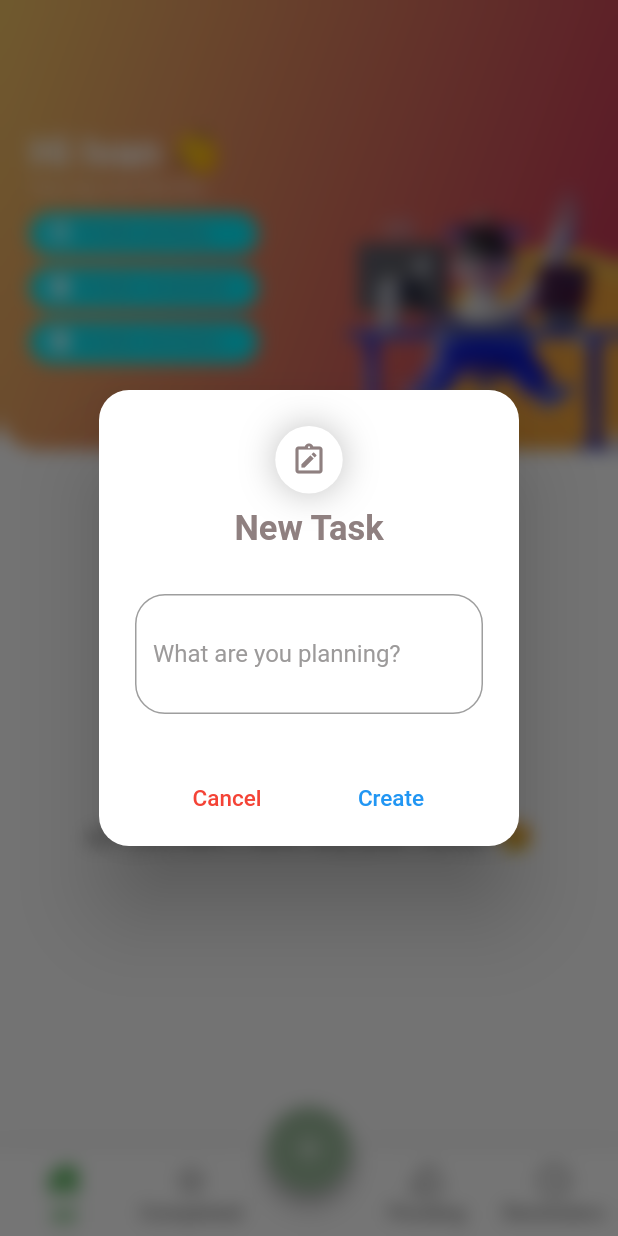
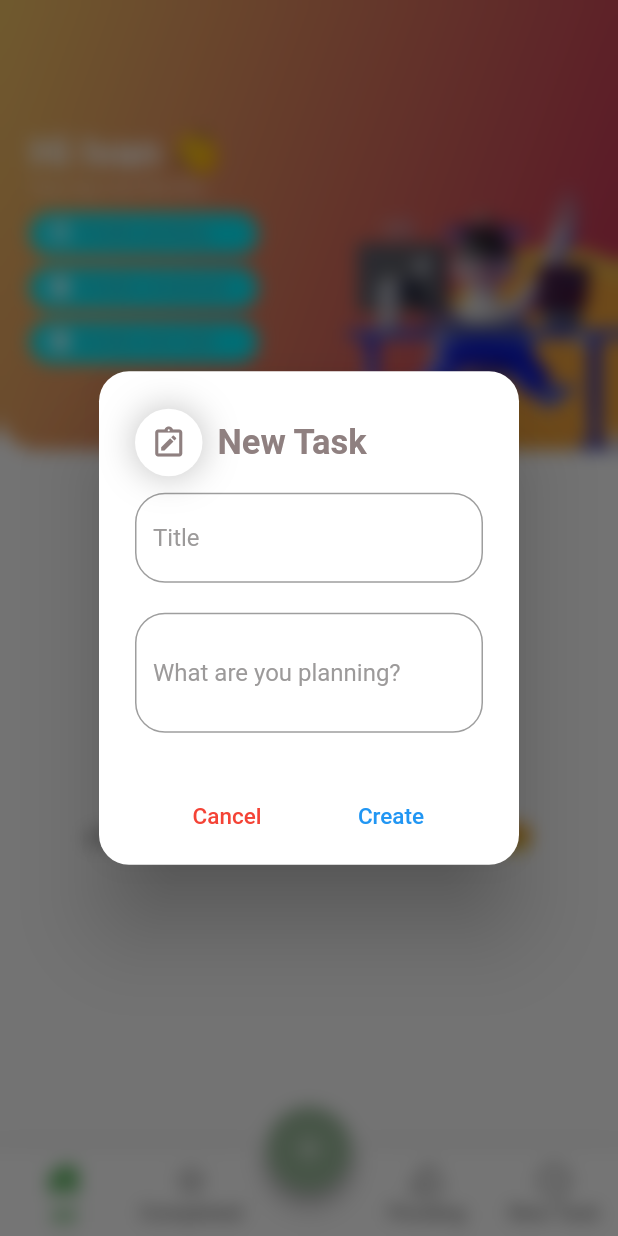
Before and after one commit to hitesh-IA/todo_app, a Flutter app: the screen it shows after launch, after a tap on the "add" icon, on a phone screen of 412 x 824 dp. Run offline on Flutter 3.47's test engine with Material 3 defaults, Android fonts, the phone set to English and light mode, and no system bars; drawn by our look-alikes of stylish_bottom_bar; our stand-ins replace flutter_riverpod, google_fonts, hive, hive_flutter; accounts and stored records are empty.

Commit message:
Message - Added Title Field in Todo Task - Again Added g.dart line in ignore file - change flutter.yaml file

```diff
--- a/lib/features/home/data/local/todos_repository_impl.dart
+++ b/lib/features/home/data/local/todos_repository_impl.dart
@@ -18,11 +18,13 @@ class TodosRepositoryImpl extends TodosRepository {
   }
 
   @override
-  Future<void> addTodo({required String description}) async {
+  Future<void> addTodo(
+      {required String title, required String description}) async {
     final box = await db;
     const uuid = Uuid();
     final newTodo = Todo(
       id: uuid.v4(),
+      taskTitle: title,
       descriptions: description,
       completed: false,
     );
--- a/lib/features/home/domain/models/todo.dart
+++ b/lib/features/home/domain/models/todo.dart
@@ -7,12 +7,15 @@ class Todo {
   @HiveField(0)
   final String id;
   @HiveField(1)
+  String taskTitle;
+  @HiveField(2)
   String descriptions;
-  @HiveField(2)
+  @HiveField(3)
   bool completed;
 
   Todo({
     required this.id,
+    required this.taskTitle,
     required this.descriptions,
     required this.completed,
   });
--- a/lib/features/home/domain/repository/todos_repository.dart
+++ b/lib/features/home/domain/repository/todos_repository.dart
@@ -2,7 +2,7 @@ import 'package:todo_app/features/home/domain/models/todo.dart';
 
 abstract class TodosRepository {
   Future<List<Todo>> getTodos();
-  Future<void> addTodo({required String description});
+  Future<void> addTodo({required String title, required String description});
   Future<void> deleteTodo(String id);
   Future<void> toggleTodo(String id);
 }
--- a/lib/features/home/presentation/provider/tasks_counter_provider.dart
+++ b/lib/features/home/presentation/provider/tasks_counter_provider.dart
@@ -17,7 +17,7 @@ final completedCounterProvider = Provider<int>(
   },
 );
 
-final remindersCounterProvider = Provider<int>(
+final newTaskCounterProvider = Provider<int>(
   (ref) {
     return 0;
   },
--- a/lib/features/home/presentation/provider/todos_provider.dart
+++ b/lib/features/home/presentation/provider/todos_provider.dart
@@ -3,7 +3,7 @@ import 'package:todo_app/features/home/domain/models/todo.dart';
 import 'package:todo_app/features/home/domain/repository/todos_repository.dart';
 import 'package:todo_app/features/home/presentation/provider/todos_repo_provider.dart';
 
-enum TodoFilter { all, completed, pending, reminders }
+enum TodoFilter { all, completed, pending, newtask }
 
 /// this provider for managing for current selected [TodoFilter].
 final selectedFilterTodoProvider = StateProvider<TodoFilter>(
@@ -24,8 +24,9 @@ class TodosNotifier extends StateNotifier<List<Todo>> {
   final TodosRepository todosRepository;
   TodosNotifier({required this.todosRepository}) : super([]);
 
-  Future<void> addTodo({required String description}) async {
-    await todosRepository.addTodo(description: description);
+  Future<void> addTodo(
+      {required String title, required String description}) async {
+    await todosRepository.addTodo(title: title, description: description);
     state = await todosRepository.getTodos();
   }
 
@@ -54,13 +55,19 @@ final filteredTodosProvider = Provider<List<Todo>>(
       TodoFilter.all => todos,
       TodoFilter.pending => todos.where((todo) => !todo.completed).toList(),
       TodoFilter.completed => todos.where((todo) => todo.completed).toList(),
-      TodoFilter.reminders => <Todo>[]
+      TodoFilter.newtask => <Todo>[]
     };
   },
 );
 
-final newTodoProvider = StateProvider<String>(
+final newTodoDescriptionProvider = StateProvider<String>(
   (ref) {
     return '';
   },
 );
+
+final newTodoTitleProvider = StateProvider<String>(
+  (ref) {
+    return '';
+  },
+);
--- a/lib/features/home/presentation/screen/home_screen.dart
+++ b/lib/features/home/presentation/screen/home_screen.dart
@@ -1,6 +1,9 @@
+import 'dart:ui';
+
 import 'package:flutter/material.dart';
 import 'package:google_fonts/google_fonts.dart';
 import 'package:flutter_riverpod/flutter_riverpod.dart';
+import 'package:todo_app/features/home/domain/models/todo.dart';
 import 'package:todo_app/features/home/presentation/provider/tasks_counter_provider.dart';
 import 'package:todo_app/features/home/presentation/provider/todos_provider.dart';
 import 'package:todo_app/features/home/presentation/widget/custom_bottom_nav_bar.dart';
@@ -28,21 +31,21 @@ class _HomeScreenState extends ConsumerState<HomeScreen> {
 
     final completedCounter = ref.watch(completedCounterProvider);
     final pendingCounter = ref.watch(pendingCounterProvider);
-    final remindersCounter = ref.watch(remindersCounterProvider);
+    final newTaskCounter = ref.watch(newTaskCounterProvider);
     final currentFilter = ref.watch(selectedFilterTodoProvider);
 
     final tasksTitleGroup = switch (currentFilter) {
       TodoFilter.all => 'All tasks',
-      TodoFilter.pending => 'pending tasks',
-      TodoFilter.completed => 'completed tasks',
-      TodoFilter.reminders => 'reminders tasks',
+      TodoFilter.pending => 'Pending tasks',
+      TodoFilter.completed => 'Completed tasks',
+      TodoFilter.newtask => 'New tasks',
     };
 
     final noPlanTodayMessage = switch (currentFilter) {
       TodoFilter.all => 'oh! you don\'t have any plan today?😞',
       TodoFilter.completed => 'oh! there is no completed plan',
       TodoFilter.pending => 'oh! there is no pending plan',
-      TodoFilter.reminders => 'oh! there is no reminders plan',
+      TodoFilter.newtask => 'oh! there is no new task plan',
     };
 
     return Scaffold(
@@ -54,7 +57,7 @@ class _HomeScreenState extends ConsumerState<HomeScreen> {
             WelcomeCard(
               pendingCounter: pendingCounter,
               completedCounter: completedCounter,
-              remindersCounter: remindersCounter,
+              newTaskCounter: newTaskCounter,
             ),
 
             /// task stutas title filter section.
@@ -81,8 +84,13 @@ class _HomeScreenState extends ConsumerState<HomeScreen> {
                       itemCount: todos.length,
                       itemBuilder: (context, index) {
                         final todo = todos[index];
-                        return TodoWidget(
+                        return InkWell(
+                          onTap: () {
+                            _showTodoTaskDialog(context, todo);
+                          },
+                          child: TodoWidget(
                             id: todo.id,
+                            title: todo.taskTitle,
                             description: todo.descriptions,
                             completed: todo.completed,
                             onTapcheckBox: () {
@@ -96,6 +104,7 @@ class _HomeScreenState extends ConsumerState<HomeScreen> {
                                   .deleteTodo(todo.id);
                               Navigator.of(context).pop();
                             },
+                          ),
                         );
                       },
                     )
@@ -127,6 +136,33 @@ class _HomeScreenState extends ConsumerState<HomeScreen> {
     );
   }
 
+  _showTodoTaskDialog(BuildContext context, Todo todo) {
+    showDialog(
+      context: context,
+      builder: (context) {
+        return BackdropFilter(
+          filter: ImageFilter.blur(
+            sigmaX: 6,
+            sigmaY: 6,
+          ),
+          child: AlertDialog(
+            shape: RoundedRectangleBorder(
+              borderRadius: BorderRadius.circular(20),
+            ),
+            title: Text(
+              todo.taskTitle,
+              style: Theme.of(context).textTheme.bodyLarge,
+            ),
+            content: Text(
+              todo.descriptions,
+              style: Theme.of(context).textTheme.bodyMedium,
+            ),
+          ),
+        );
+      },
+    );
+  }
+
   _showNewTodoDialog(BuildContext context) {
     showDialog(
       barrierDismissible: true,
@@ -134,10 +170,17 @@ class _HomeScreenState extends ConsumerState<HomeScreen> {
       builder: (context) {
         return CustomNewTodoDialog(
           onCreateListener: () {
-            final newTodo = ref.read(newTodoProvider);
-            if (newTodo.isNotEmpty) {
-              ref.read(todosProvider.notifier).addTodo(description: newTodo);
-              ref.read(newTodoProvider.notifier).update((state) => '');
+            final newTodoTitle = ref.read(newTodoTitleProvider);
+            final newTodoDesciption = ref.read(newTodoDescriptionProvider);
+            if (newTodoTitle.isNotEmpty && newTodoDesciption.isNotEmpty) {
+              ref.read(todosProvider.notifier).addTodo(
+                    title: newTodoTitle,
+                    description: newTodoDesciption,
+                  );
+              ref.read(newTodoTitleProvider.notifier).update((state) => '');
+              ref
+                  .read(newTodoDescriptionProvider.notifier)
+                  .update((state) => '');
               ref
                   .read(selectedFilterTodoProvider.notifier)
                   .update((state) => TodoFilter.all);
--- a/lib/features/home/presentation/widget/custom_bottom_nav_bar.dart
+++ b/lib/features/home/presentation/widget/custom_bottom_nav_bar.dart
@@ -40,7 +40,7 @@ class CustomBottomNavBar extends ConsumerWidget {
           selectedIcon: const Icon(Icons.access_time_filled_outlined),
           selectedColor: selectedColor,
           unSelectedColor: unSelectedColor,
-          title: const Text('Reminders'),
+          title: const Text('New Task'),
         ),
       ],
       hasNotch: true,
--- a/lib/features/home/presentation/widget/custom_new_todo_dialog.dart
+++ b/lib/features/home/presentation/widget/custom_new_todo_dialog.dart
@@ -16,6 +16,8 @@ class CustomNewTodoDialog extends ConsumerWidget {
   @override
   Widget build(BuildContext context, WidgetRef ref) {
     final FocusNode focusNode = FocusNode();
+    final FocusNode focusNode1 = FocusNode();
+
     return BackdropFilter(
       filter: ImageFilter.blur(
         sigmaX: 6,
@@ -26,6 +28,8 @@ class CustomNewTodoDialog extends ConsumerWidget {
           borderRadius: BorderRadius.circular(20),
         ),
         title: Column(
+          children: [
+            Row(
               children: [
                 Container(
                   height: 45,
@@ -47,6 +51,9 @@ class CustomNewTodoDialog extends ConsumerWidget {
                     color: Color.fromARGB(255, 143, 128, 128),
                   ),
                 ),
+                const SizedBox(
+                  width: 10.0,
+                ),
                 Padding(
                   padding: const EdgeInsets.symmetric(vertical: 10.0),
                   child: Text(
@@ -55,6 +62,41 @@ class CustomNewTodoDialog extends ConsumerWidget {
                         fontSize: 23,
                         color: const Color.fromARGB(255, 143, 128, 128),
                         fontWeight: FontWeight.bold),
+                  ),
+                ),
+              ],
+            ),
+            const SizedBox(
+              height: 10.0,
+            ),
+            SizedBox(
+              height: 60,
+              child: TextField(
+                focusNode: focusNode1,
+                maxLines: null,
+                expands: true,
+                style: GoogleFonts.roboto(
+                  color: const Color.fromARGB(255, 128, 124, 124),
+                ),
+                keyboardType: TextInputType.multiline,
+                decoration: InputDecoration(
+                  border: OutlineInputBorder(
+                    borderRadius: BorderRadius.circular(20),
+                  ),
+                  filled: false,
+                  hintText: 'Title',
+                  hintStyle: GoogleFonts.roboto(
+                    color: const Color(0xFF9C9A9A),
+                  ),
+                ),
+                onChanged: (value) {
+                  ref
+                      .read(newTodoTitleProvider.notifier)
+                      .update((state) => value);
+                },
+                onTapOutside: (event) {
+                  focusNode1.unfocus();
+                },
               ),
             ),
           ],
@@ -80,7 +122,9 @@ class CustomNewTodoDialog extends ConsumerWidget {
               ),
             ),
             onChanged: (value) {
-              ref.read(newTodoProvider.notifier).update((state) => value);
+              ref
+                  .read(newTodoDescriptionProvider.notifier)
+                  .update((state) => value);
             },
             onTapOutside: (event) {
               focusNode.unfocus();
--- a/lib/features/home/presentation/widget/todo_widget.dart
+++ b/lib/features/home/presentation/widget/todo_widget.dart
@@ -7,6 +7,7 @@ class TodoWidget extends StatelessWidget {
   const TodoWidget({
     super.key,
     required this.id,
+    required this.title,
     required this.description,
     required this.completed,
     required this.onTapcheckBox,
@@ -14,6 +15,7 @@ class TodoWidget extends StatelessWidget {
   });
 
   final String id;
+  final String title;
   final String description;
   final bool completed;
   final void Function() onTapcheckBox;
@@ -58,7 +60,7 @@ class TodoWidget extends StatelessWidget {
             child: Padding(
               padding: const EdgeInsets.symmetric(horizontal: 10.0),
               child: Text(
-                description,
+                title,
                 style: GoogleFonts.roboto(
                     color: const Color(0xFF6C6868),
                     fontSize: 15,
--- a/lib/features/home/presentation/widget/welcome_card.dart
+++ b/lib/features/home/presentation/widget/welcome_card.dart
@@ -1,6 +1,5 @@
 import 'package:flutter/material.dart';
 import 'package:google_fonts/google_fonts.dart';
-import 'package:todo_app/features/home/presentation/widget/custom_searchbar.dart';
 import 'package:todo_app/features/home/presentation/widget/task_counter_card.dart';
 
 class WelcomeCard extends StatelessWidget {
@@ -8,12 +7,12 @@ class WelcomeCard extends StatelessWidget {
     super.key,
     required this.pendingCounter,
     required this.completedCounter,
-    required this.remindersCounter,
+    required this.newTaskCounter,
   });
 
   final int pendingCounter;
   final int completedCounter;
-  final int remindersCounter;
+  final int newTaskCounter;
 
   @override
   Widget build(BuildContext context) {
@@ -77,8 +76,8 @@ class WelcomeCard extends StatelessWidget {
                     iconData: Icons.check_circle,
                   ),
                   TaskCounterCard(
-                    tasksCounter: remindersCounter,
-                    taskType: 'reminders',
+                    tasksCounter: newTaskCounter,
+                    taskType: 'new task',
                     iconData: Icons.check_circle,
                   )
                 ],
```
Also changed, not shown: 2 other files. Lines whose indentation alone changed are shown as unchanged.
